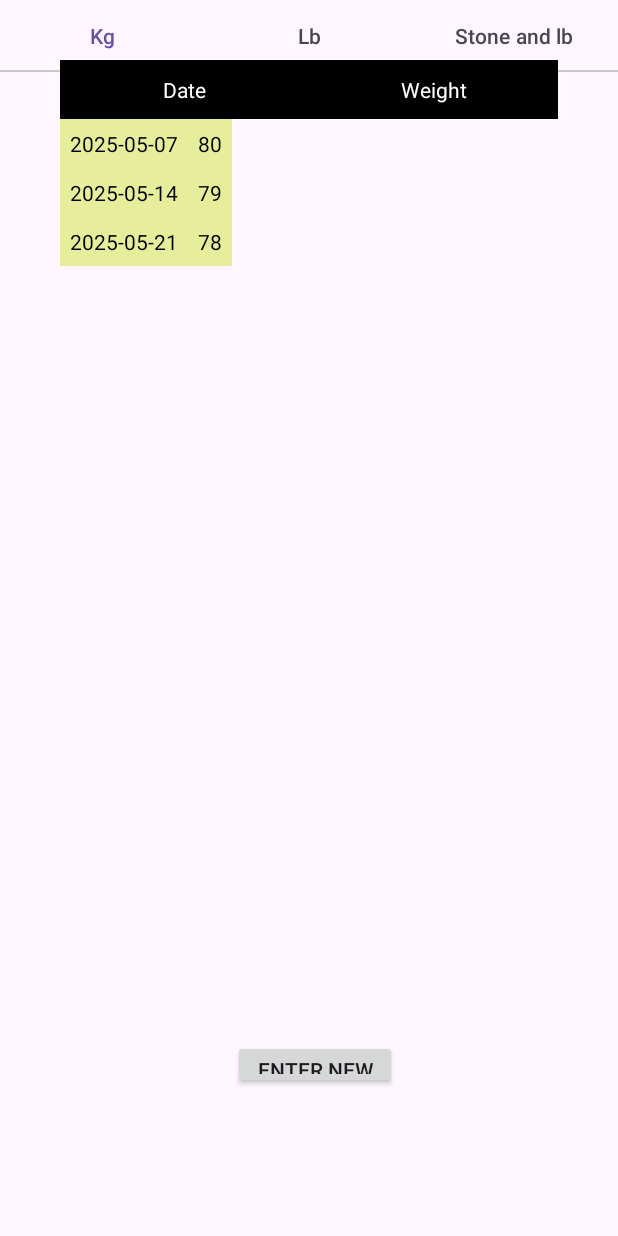
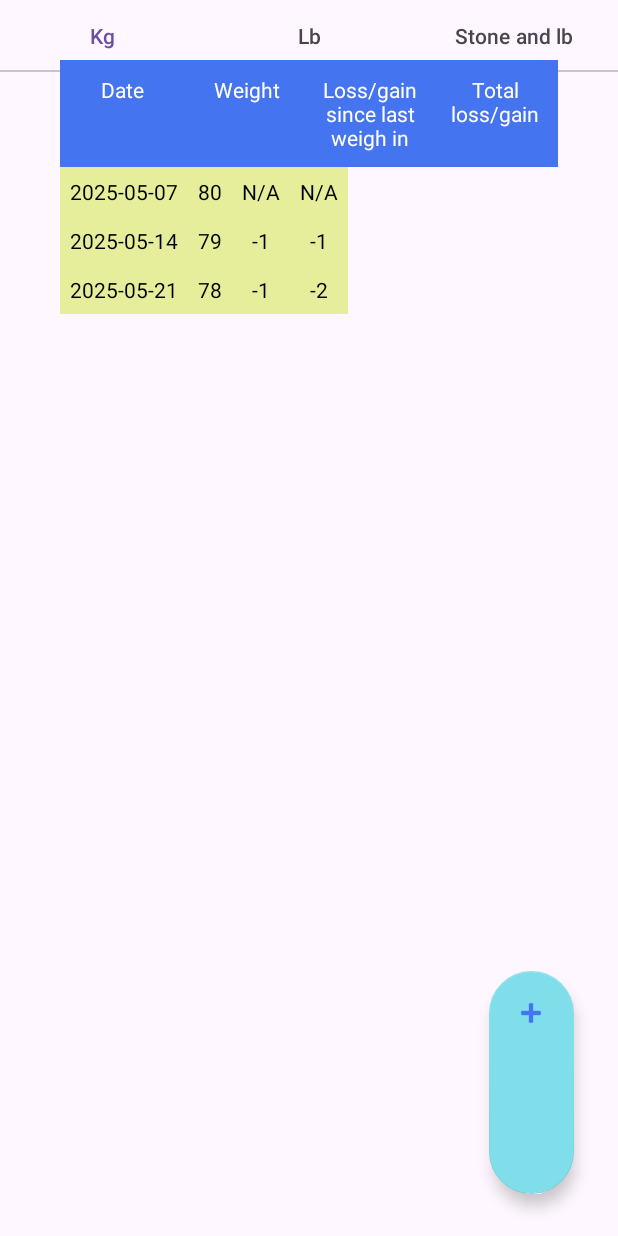
Before and after one commit to Sarah-L-Prentice/weight-loss-buddy, an Android app: the Tab1 screen opened directly, with no data from a screen before it, on a phone screen of 412 x 824 dp. Run offline under Robolectric (Android 15) with nearby library versions, the phone set to English and light mode, and no system bars.

Commit message:
Add table rows

```diff
--- a/app/src/main/java/com/prenticeweb/weightlossbuddy/activity/Tab1.java
+++ b/app/src/main/java/com/prenticeweb/weightlossbuddy/activity/Tab1.java
@@ -16,20 +16,18 @@ import android.widget.TextView;
 import androidx.annotation.NonNull;
 import androidx.annotation.Nullable;
 import androidx.fragment.app.Fragment;
-import androidx.lifecycle.LiveData;
 
+import com.google.android.material.floatingactionbutton.FloatingActionButton;
 import com.prenticeweb.weightlossbuddy.R;
 import com.prenticeweb.weightlossbuddy.room.entity.WeightMeasurement;
-import com.prenticeweb.weightlossbuddy.room.view.WeightViewModel;
 import com.prenticeweb.weightlossbuddy.unit.Unit;
 import com.prenticeweb.weightlossbuddy.unit.weight.Kilogram;
 
-import java.util.List;
+import java.math.BigDecimal;
 import java.util.function.Function;
 
 
 public class Tab1 extends Fragment {
-    private Button newWeightBtn;
     private static final String TAG = "Fragment1";
 //    private WeightViewModel viewModel;
 //    LiveData<List<WeightMeasurement>> weights;
@@ -61,7 +59,7 @@ public class Tab1 extends Fragment {
 //            }
 //        });
         initTableView(view);
-        this.newWeightBtn = view.findViewById(R.id.newWeightRecord);
+        FloatingActionButton newWeightBtn = view.findViewById(R.id.fabAddNew);
         newWeightBtn.setOnClickListener(new View.OnClickListener(){
             @Override
             public void onClick(View v) {
@@ -97,6 +95,18 @@ public class Tab1 extends Fragment {
             textViewWeight.setText(weightArr[i]);
             tableRow.addView(textViewWeight);
 
+            TextView textViewGainLossSince = new TextView(context);
+            setStyling(textViewGainLossSince);
+            String lossOrGainSince = i == 0 ? "N/A" : new BigDecimal(weightArr[i]).subtract(new BigDecimal(weightArr[i-1])).toString();
+            textViewGainLossSince.setText(lossOrGainSince);
+            tableRow.addView(textViewGainLossSince);
+
+            TextView textViewTotal = new TextView(context);
+            setStyling(textViewTotal);
+            String total = i == 0 ? "N/A" : new BigDecimal(weightArr[i]).subtract(new BigDecimal(weightArr[0])).toString();
+            textViewTotal.setText(total);
+            tableRow.addView(textViewTotal);
+
             tableLayout.addView(tableRow);
         }
     }
--- a/app/src/main/res/layout/fragment_tab_1.xml
+++ b/app/src/main/res/layout/fragment_tab_1.xml
@@ -1,5 +1,6 @@
 <?xml version="1.0" encoding="utf-8"?>
 <RelativeLayout xmlns:android="http://schemas.android.com/apk/res/android"
+    xmlns:app="http://schemas.android.com/apk/res-auto"
     xmlns:tools="http://schemas.android.com/tools"
     android:id="@+id/frameLayout"
     android:layout_width="match_parent"
@@ -13,11 +14,11 @@
         android:layout_margin="40dp">
 
         <TableRow
-            android:background="@color/black">
+            android:background="@color/primary">
             <TextView
                 android:layout_width="0dp"
                 android:layout_height="wrap_content"
-                android:text="@string/Date"
+                android:text="@string/date"
                 android:textColor="@color/white"
                 android:padding="10sp"
                 android:textSize="14sp"
@@ -27,7 +28,27 @@
             <TextView
                 android:layout_width="0dp"
                 android:layout_height="wrap_content"
-                android:text="@string/Weight"
+                android:text="@string/weight"
+                android:textColor="@color/white"
+                android:padding="10sp"
+                android:textSize="14sp"
+                android:layout_weight="4"
+                android:gravity="center_horizontal"
+                />
+            <TextView
+                android:layout_width="0dp"
+                android:layout_height="wrap_content"
+                android:text="@string/total_since"
+                android:textColor="@color/white"
+                android:padding="10sp"
+                android:textSize="14sp"
+                android:layout_weight="4"
+                android:gravity="center_horizontal"
+                />
+            <TextView
+                android:layout_width="0dp"
+                android:layout_height="wrap_content"
+                android:text="@string/total_overall"
                 android:textColor="@color/white"
                 android:padding="10sp"
                 android:textSize="14sp"
@@ -37,18 +58,23 @@
         </TableRow>
     </TableLayout>
 
-    <Button
-        android:id="@+id/newWeightRecord"
-        android:layout_width="109dp"
-        android:layout_height="78dp"
-        android:layout_below="@+id/tableLayout1"
+    <com.google.android.material.floatingactionbutton.FloatingActionButton
+        android:id="@+id/fabAddNew"
+        android:layout_width="wrap_content"
+        android:layout_height="wrap_content"
         android:layout_alignParentStart="true"
+        android:layout_alignParentTop="true"
         android:layout_alignParentEnd="true"
         android:layout_alignParentBottom="true"
-        android:layout_marginStart="155dp"
-        android:layout_marginTop="476dp"
-        android:layout_marginEnd="147dp"
-        android:layout_marginBottom="98dp"
-        android:text="Enter new weight record" />
+        android:layout_gravity="end|bottom"
+        android:layout_marginStart="326dp"
+        android:layout_marginTop="647dp"
+        android:layout_marginEnd="29dp"
+        android:layout_marginBottom="28dp"
+        android:clickable="true"
+        android:src="@android:drawable/ic_input_add"
+        android:tint="@color/primary"
+        app:elevation="6dp" />
+
 
 </RelativeLayout>
--- a/app/src/main/res/layout/fragment_tab_3.xml
+++ b/app/src/main/res/layout/fragment_tab_3.xml
@@ -9,6 +9,6 @@
     <TextView
         android:layout_width="match_parent"
         android:layout_height="match_parent"
-        android:text="@string/StoneAndLlbs" />
+        android:text="@string/stone_and_lbs" />
 
 </FrameLayout>
--- a/app/src/main/res/values/colors.xml
+++ b/app/src/main/res/values/colors.xml
@@ -3,4 +3,7 @@
     <color name="black">#FF000000</color>
     <color name="white">#FFFFFFFF</color>
     <color name="lightYellow">#E6EE9C</color>
+    <color name="accent">#80DEEA</color>
+    <color name="primary">#4474EF</color>
+    <color name="primaryDark">#044BC5</color>
 </resources>
--- a/app/src/main/res/values/strings.xml
+++ b/app/src/main/res/values/strings.xml
@@ -3,8 +3,10 @@
     <!-- TODO: Remove or change this placeholder text -->
     <string name="kg">KG</string>
     <string name="lb">LB</string>
-    <string name="StoneAndLlbs">Stone and lb</string>
+    <string name="stone_and_lbs">Stone and lb</string>
     <string name="navigate_to_weight_tracker_screen">Go to weight tracker</string>
-    <string name="Date">Date</string>
-    <string name="Weight">Weight</string>
+    <string name="date">Date</string>
+    <string name="weight">Weight</string>
+    <string name="total_since">Loss/gain since last weigh in</string>
+    <string name="total_overall">Total loss/gain</string>
 </resources>
--- a/app/src/main/res/values/themes.xml
+++ b/app/src/main/res/values/themes.xml
@@ -3,7 +3,20 @@
     <style name="Base.Theme.WeightLossBuddy" parent="Theme.Material3.DayNight.NoActionBar">
         <!-- Customize your light theme here. -->
         <!-- <item name="colorPrimary">@color/my_light_primary</item> -->
+         <item name="colorAccent">@color/accent</item>
+        <item name="floatingActionButtonStyle">@style/FloatingActionButtonStyle</item>
     </style>
 
+    <style name="FloatingActionButtonStyle" parent="Widget.Design.FloatingActionButton">
+        <item name="shapeAppearanceOverlay">@style/RoundedFabShapeStyle</item>
+    </style>
+
+    <style name="RoundedFabShapeStyle" parent="ShapeAppearance.MaterialComponents.SmallComponent">
+        <item name="cornerSize">50%</item>
+        <item name="cornerFamilyTopLeft">rounded</item>
+        <item name="cornerFamilyTopRight">rounded</item>
+        <item name="cornerFamilyBottomLeft">rounded</item>
+        <item name="cornerFamilyBottomRight">rounded</item>
+    </style>
     <style name="Theme.WeightLossBuddy" parent="Base.Theme.WeightLossBuddy" />
 </resources>
```
Also changed, not shown: 1 other file.
